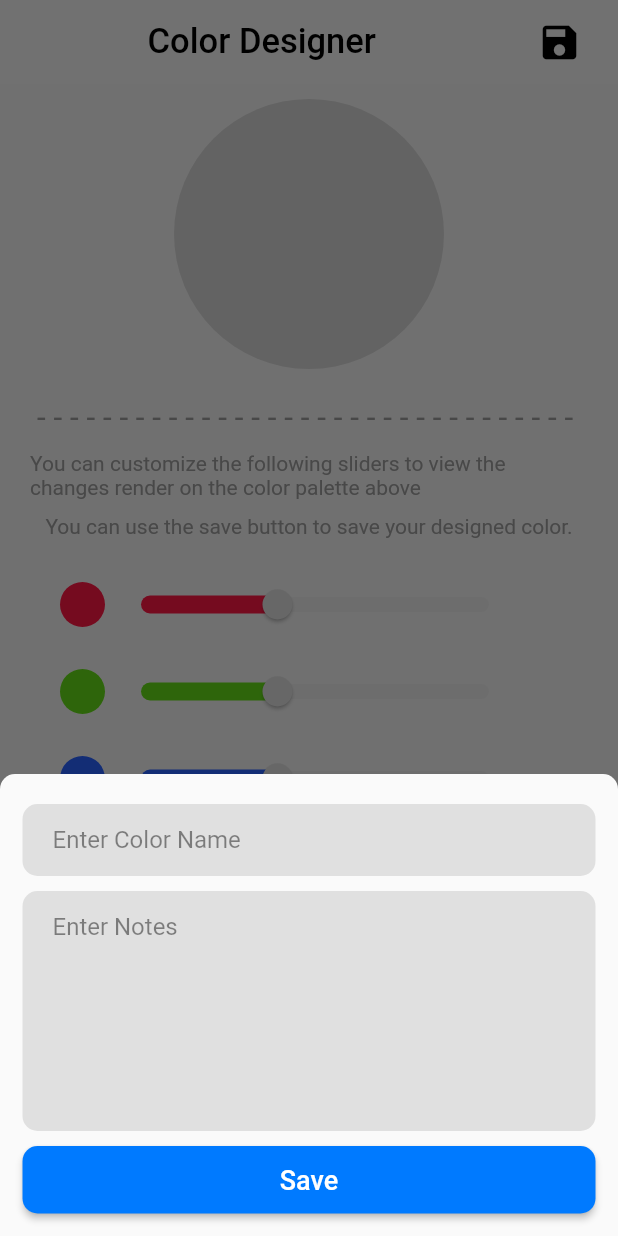
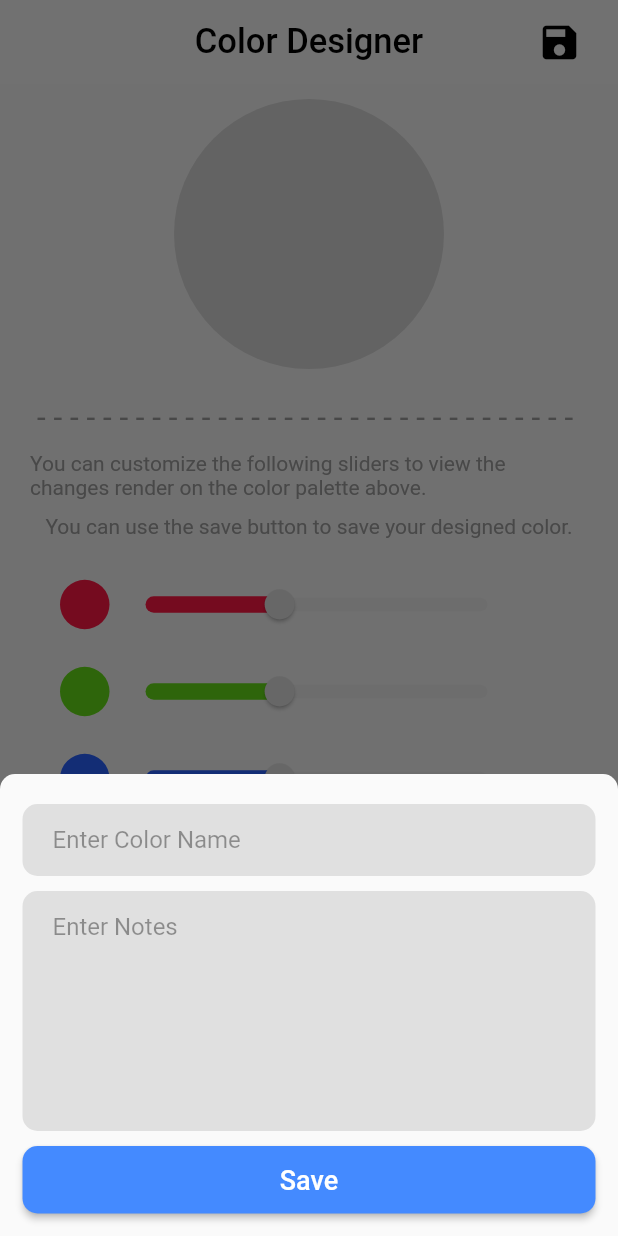
Before and after one commit to Hassanulhaq52/Color-Design-App, a Flutter app: the ColorPickerScreen screen opened directly, after a tap on the "file download" icon, on a phone screen of 412 x 824 dp. Run offline on Flutter 3.47's test engine with Material 2 defaults, Android fonts, the phone set to English and light mode, and no system bars; our stand-ins replace bloc, flutter_bloc, shared_preferences; accounts and stored records are empty.

Commit message:
Remove Colors Functionality Added.

```diff
--- a/lib/application/color_design_event.dart
+++ b/lib/application/color_picker_bloc/color_design_event.dart
@@ -1,3 +1,4 @@
+
 part of 'color_design_bloc.dart';
 
 abstract class ColorDesignEvent {}
@@ -40,4 +41,8 @@ class OnAddNotes extends ColorDesignEvent {
 
 class OnPressedSave extends ColorDesignEvent {}
 
-// class OnLoadAtStart extends ColorDesignEvent {}
+class OnRemoveColor extends ColorDesignEvent {
+  OnRemoveColor({required this.index});
+
+  final int index;
+}
--- a/lib/application/color_design_state.dart
+++ b/lib/application/color_picker_bloc/color_design_state.dart
@@ -8,7 +8,6 @@ class ColorDesignState {
     required this.opacityValue,
     required this.colorName,
     required this.colorNotes,
-    required this.colorDesignModel,
   });
 
   final double redColorValue;
@@ -17,7 +16,6 @@ class ColorDesignState {
   final double opacityValue;
   final String colorName;
   final String colorNotes;
-  List<ColorDesignModel> colorDesignModel;
 
   factory ColorDesignState.initial() {
     return ColorDesignState(
@@ -27,7 +25,6 @@ class ColorDesignState {
       opacityValue: 0.2,
       colorName: '',
       colorNotes: '',
-      colorDesignModel: [],
     );
   }
 
@@ -38,7 +35,6 @@ class ColorDesignState {
     double? opacityValue,
     String? colorName,
     String? colorNotes,
-    List<ColorDesignModel>? colorDesignModel,
   }) {
     return ColorDesignState(
       redColorValue: redColorValue ?? this.redColorValue,
@@ -47,7 +43,6 @@ class ColorDesignState {
       opacityValue: opacityValue ?? this.opacityValue,
       colorName: colorName ?? this.colorName,
       colorNotes: colorNotes ?? this.colorNotes,
-      colorDesignModel: colorDesignModel ?? this.colorDesignModel,
     );
   }
 }
--- a/lib/application/saved_color_bloc/saved_color_event.dart
+++ b/lib/application/saved_color_bloc/saved_color_event.dart
@@ -2,8 +2,4 @@ part of 'saved_color_bloc.dart';
 
 abstract class SavedColorEvent {}
 
-class OnSaveColor extends SavedColorEvent {}
-
-class OnPressedSaved extends SavedColorEvent {}
-
 class OnLoadAtStart extends SavedColorEvent {}
--- a/lib/screens/color_picker_screen.dart
+++ b/lib/screens/color_picker_screen.dart
@@ -1,4 +1,3 @@
-import 'package:color_design_app/application/color_design_bloc.dart';
 import 'package:color_design_app/screens/saved_colors_screen.dart';
 import 'package:color_design_app/utils/styles.dart';
 import 'package:flutter/material.dart';
@@ -6,6 +5,8 @@ import 'package:flutter_bloc/flutter_bloc.dart';
 import 'package:color_design_app/widgets/slider_row.dart';
 import 'package:color_design_app/widgets/modal_bottom_sheet.dart';
 import 'package:color_design_app/widgets/description_text.dart';
+
+import '../application/color_picker_bloc/color_design_bloc.dart';
 
 class ColorPickerScreen extends StatelessWidget {
   const ColorPickerScreen({Key? key}) : super(key: key);
@@ -40,10 +41,9 @@ class ColorPickerScreen extends StatelessWidget {
           ),
           appBar: AppBar(
             backgroundColor: Colors.white12,
+            centerTitle: true,
             elevation: 0.0,
-            title: const Center(
-              child: Text('Color Designer', style: Styles.headingStyle),
-            ),
+            title: const Text('Color Designer', style: Styles.headingStyle),
             actions: [
               Padding(
                 padding: const EdgeInsets.only(right: 15),
@@ -154,7 +154,7 @@ class ColorPickerScreen extends StatelessWidget {
                 const SizedBox(height: 10),
                 const DescriptionText(
                     text:
-                        'You can customize the following sliders to view the changes render on the color palette above'),
+                        'You can customize the following sliders to view the changes render on the color palette above.'),
                 const SizedBox(height: 10),
 
                 const DescriptionText(text: 'You can use the save button to save your designed color.'),
@@ -188,17 +188,17 @@ class ColorPickerScreen extends StatelessWidget {
                   child: Row(
                     children: [
                       Container(
-                        width: 30,
-                        height: 30,
+                        width: 33,
+                        height: 33,
                         decoration: BoxDecoration(
                           shape: BoxShape.circle,
                           gradient: LinearGradient(colors: [Colors.white10, Colors.grey.shade800]),
                         ),
                       ),
                       SliderTheme(
-                        data: const SliderThemeData(trackHeight: 10),
+                        data: const SliderThemeData(trackHeight: 9),
                         child: SizedBox(
-                          width: 280,
+                          width: 276,
                           child: Slider(
                             max: 1.0,
                             min: 0.0,
--- a/lib/utils/styles.dart
+++ b/lib/utils/styles.dart
@@ -24,9 +24,7 @@ class Styles {
   static const InputDecoration colorFieldDecoration = InputDecoration(
     contentPadding: EdgeInsets.symmetric(vertical: 12.0, horizontal: 20.0),
     border: InputBorder.none,
-    hintStyle: TextStyle(
-      color: Colors.black45,
-    ),
+    hintStyle: TextStyle(color: Colors.black38),
   );
 
   static const BoxDecoration addButtonDecoration = BoxDecoration(
--- a/lib/widgets/description_text.dart
+++ b/lib/widgets/description_text.dart
@@ -10,10 +10,7 @@ class DescriptionText extends StatelessWidget {
   Widget build(BuildContext context) {
     return Padding(
       padding: const EdgeInsets.symmetric(horizontal: 20),
-      child: Text(
-        text,
-        style: Styles.descriptionStyle,
-      ),
+      child: Text(text, style: Styles.descriptionStyle),
     );
   }
 }
--- a/lib/widgets/modal_bottom_sheet.dart
+++ b/lib/widgets/modal_bottom_sheet.dart
@@ -1,10 +1,8 @@
-import 'package:color_design_app/application/color_design_bloc.dart';
-import 'package:color_design_app/application/saved_color_bloc/saved_color_bloc.dart';
-import 'package:color_design_app/screens/saved_colors_screen.dart';
 import 'package:color_design_app/utils/styles.dart';
-import 'package:flutter/cupertino.dart';
 import 'package:flutter/material.dart';
 import 'package:flutter_bloc/flutter_bloc.dart';
+
+import '../application/color_picker_bloc/color_design_bloc.dart';
 
 class ModalBottomSheet extends StatelessWidget {
   const ModalBottomSheet({
@@ -31,9 +29,7 @@ class ModalBottomSheet extends StatelessWidget {
                   },
                 ),
               ),
-              const SizedBox(
-                height: 10,
-              ),
+              const SizedBox(height: 10),
               Container(
                 height: 160,
                 decoration: Styles.containerDecoration,
@@ -44,38 +40,32 @@ class ModalBottomSheet extends StatelessWidget {
                   },
                 ),
               ),
-              const SizedBox(
-                height: 10,
-              ),
+              const SizedBox(height: 10),
               SizedBox(
                 width: double.infinity,
                 height: 45,
                 child: ElevatedButton(
                   onPressed: () {
-                    // SavedColorBloc.add(OnPressedSave());
                     colorDesignBloc.add(OnPressedSave());
                     Navigator.pop(context);
-                    // if (state.colorName != '' && state.colorNotes != '') {
-                    //   Navigator.pushReplacement(
-                    //     context,
-                    //     MaterialPageRoute(
-                    //       builder: (context) => const SavedColorsScreen(),
-                    //     ),
-                    //   );
-                    // } else {
-                    //   print('error');
-                    // }
+
+                    if (state.colorName != '' && state.colorNotes != '') {
+                      ScaffoldMessenger.of(context).showSnackBar(SnackBar(
+                        content: Center(child: Text('${state.colorName} Color is Added to Color\'s Library')),
+                        backgroundColor: Colors.green,
+                      ));
+                    } else {
+                      ScaffoldMessenger.of(context).showSnackBar(const SnackBar(
+                        content: Center(child: Text('Please Fill all the Fields')),
+                        backgroundColor: Colors.red,
+                      ));
+                    }
                   },
                   style: ElevatedButton.styleFrom(
-                    shape: RoundedRectangleBorder(
-                      borderRadius: BorderRadius.circular(10),
-                    ),
-                    backgroundColor: CupertinoColors.activeBlue,
+                    shape: RoundedRectangleBorder(borderRadius: BorderRadius.circular(10)),
+                    backgroundColor: Colors.blueAccent,
                   ),
-                  child: const Text(
-                    'Save',
-                    style: TextStyle(fontSize: 18),
-                  ),
+                  child: const Text('Save', style: TextStyle(fontSize: 18)),
                 ),
               ),
               const SizedBox(height: 15),
--- a/lib/widgets/slider_row.dart
+++ b/lib/widgets/slider_row.dart
@@ -18,15 +18,11 @@ class SliderRow extends StatelessWidget {
       padding: const EdgeInsets.only(left: 40, right: 10),
       child: Row(
         children: [
-          Container(
-            width: 30,
-            height: 30,
-            decoration: BoxDecoration(shape: BoxShape.circle, color: containerColor),
-          ),
+          Container(width: 33, height: 33, decoration: BoxDecoration(shape: BoxShape.circle, color: containerColor)),
           SliderTheme(
-            data: const SliderThemeData(trackHeight: 10),
+            data: const SliderThemeData(trackHeight: 9),
             child: SizedBox(
-              width: 280,
+              width: 276,
               child: Slider(
                 max: 255.0,
                 min: 0.0,
--- a/pubspec.yaml
+++ b/pubspec.yaml
@@ -11,7 +11,6 @@ dependencies:
   flutter:
     sdk: flutter
 
-  cupertino_icons: ^1.0.2
   bloc: ^8.1.1
   flutter_bloc: ^8.1.2
   shared_preferences: ^2.0.17
```
Also changed, not shown: lib/application/color_design_bloc.dart (deleted, +0 -354 lines), lib/application/color_picker_bloc/color_design_bloc.dart (added, +90 -0 lines), lib/application/saved_color_bloc/saved_color_bloc.dart (+2 -31 lines), lib/main.dart (+6 -7 lines), lib/screens/saved_colors_screen.dart (+32 -33 lines), lib/widgets/dashed_line.dart (renamed from lib/widgets/dashed_ line.dart), pubspec.lock.
